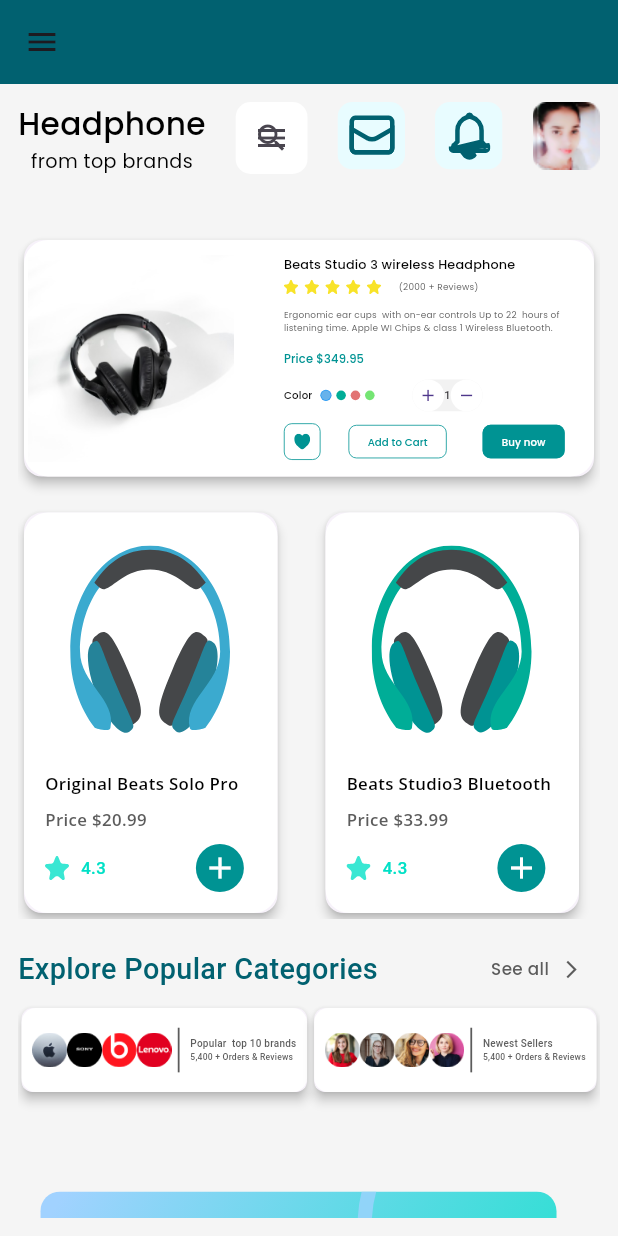
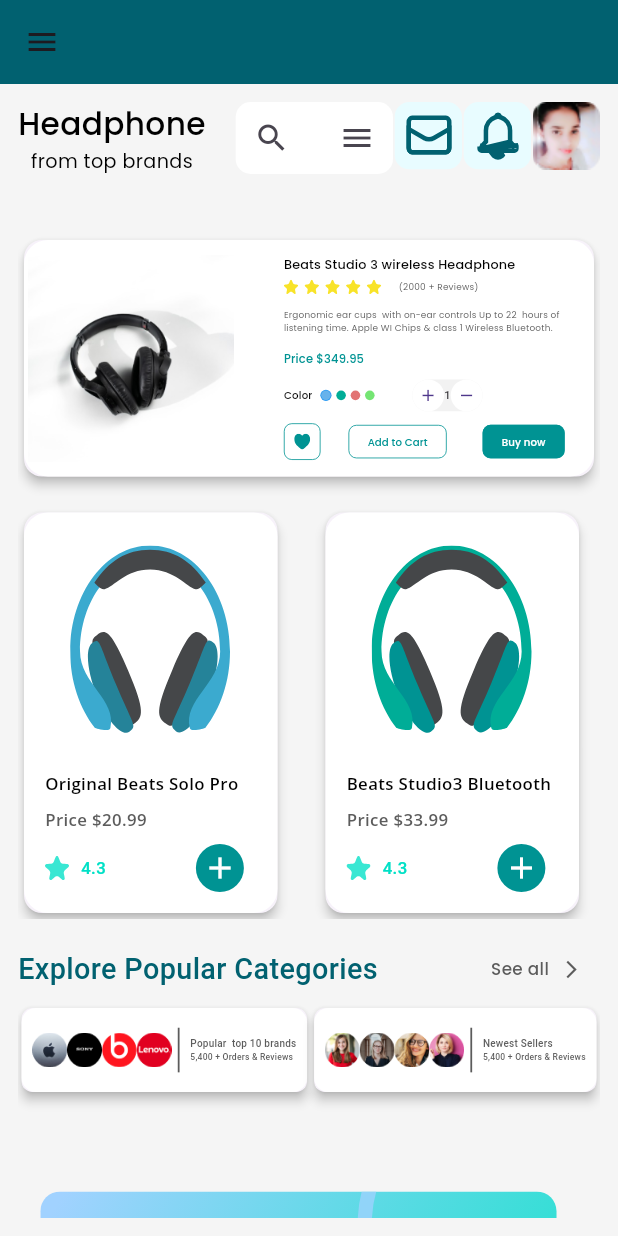
Before and after one commit to karim242/Responsive-e-commerce-website, a Flutter app: the screen it shows after launch, on a phone screen of 412 x 824 dp. Run offline on Flutter 3.47's test engine with Material 3 defaults, Android fonts, the phone set to English and light mode, and no system bars; our stand-ins replace device_preview, flutter_svg.

Commit message:
finish app

```diff
--- a/lib/main.dart
+++ b/lib/main.dart
@@ -1,8 +1,14 @@
+import 'package:device_preview/device_preview.dart';
 import 'package:flutter/material.dart';
 import 'package:responsive_e_commerce_website/views/ecommerce_view.dart';
 
 void main() {
-  runApp(const MyApp());
+  runApp(
+    DevicePreview(
+      enabled: true,
+      builder: (context) => const MyApp(),
+    ),
+  );
 }
 
 class MyApp extends StatelessWidget {
@@ -10,9 +16,11 @@
 
   @override
   Widget build(BuildContext context) {
-    return const MaterialApp(
+    return  MaterialApp(
+             locale: DevicePreview.locale(context),
+      builder: DevicePreview.appBuilder,
       debugShowCheckedModeBanner: false,
-      home: EcommerceView(),
+      home:const EcommerceView(),
     );
   }
 }
--- a/lib/widgets/beats_and_list_and_explore.dart
+++ b/lib/widgets/beats_and_list_and_explore.dart
@@ -11,30 +11,34 @@
 
   @override
   Widget build(BuildContext context) {
-    return const Column(
+    double width = MediaQuery.sizeOf(context).width;
+    return Column(
       mainAxisAlignment: MainAxisAlignment.start,
       crossAxisAlignment: CrossAxisAlignment.start,
       children: [
-        SizedBox(
+        const SizedBox(
           height: 16,
         ),
-        AspectRatio(aspectRatio: 733 / 313, child: BeatsStudio3Category()),
-        SizedBox(
+        const AspectRatio(
+            aspectRatio: 733 / 313, child: BeatsStudio3Category()),
+        const SizedBox(
           height: 16,
         ),
-        HeadPhoneItemListView(),
-        SizedBox(
+        const HeadPhoneItemListView(),
+        const SizedBox(
           height: 20,
         ),
-        AllHeader(
+        const AllHeader(
           title: "Explore Popular Categories",
           subtitle: 'See all',
         ),
-        SizedBox(
+        const SizedBox(
           height: 10,
         ),
-        FittedBox(child: ExplorePopularRow()),
-        SizedBox(
+        width < 1200
+            ? const FittedBox(child: ExplorePopularRow())
+            : ExplorePopularRow(),
+        const SizedBox(
           height: 10,
         ),
       ],
--- a/lib/widgets/custom_drawer_list_tile.dart
+++ b/lib/widgets/custom_drawer_list_tile.dart
@@ -14,8 +14,8 @@
       child: ListTile(
         leading: SvgPicture.asset(item.image),
         title: FittedBox(
-          fit: BoxFit.scaleDown,
-          child: Text(item.title, style: AppStyles.styleMediumPo18(context))),
+            fit: BoxFit.scaleDown,
+            child: Text(item.title, style: AppStyles.styleMediumPo18(context))),
         trailing: AnimatedCrossFade(
           firstChild: const IsActive(),
           secondChild: const SizedBox(),
@@ -44,6 +44,7 @@
         ),
       ),
       width: 5,
+    //  height: 5,
     );
   }
 }
--- a/lib/widgets/explore_popular_row.dart
+++ b/lib/widgets/explore_popular_row.dart
@@ -9,7 +9,7 @@
   @override
   Widget build(BuildContext context) {
     return const Row(
-      mainAxisAlignment: MainAxisAlignment.spaceBetween,
+      mainAxisAlignment: MainAxisAlignment.spaceAround,
       children: [
         ExplorePopularCard(
           title: 'Popular  top 10 brands',
--- a/lib/widgets/headphone_row.dart
+++ b/lib/widgets/headphone_row.dart
@@ -13,7 +13,8 @@
 
   @override
   Widget build(BuildContext context) {
-    log(MediaQuery.sizeOf(context).width.toString());
+    double width = MediaQuery.sizeOf(context).width;
+    log(width.toString());
     return Row(
       //  mainAxisSize: MainAxisSize.max,
       mainAxisAlignment: MainAxisAlignment.start,
@@ -35,17 +36,17 @@
             )
           ],
         ),
-        MediaQuery.sizeOf(context).width <= 1220
+        width <= 1220
             ? const SizedBox(
                 width: 20,
               )
             : const Spacer(),
         const Flexible(child: CustomTextField()),
-        const SizedBox(width: 20),
+        width <360? const SizedBox(width: 20):const SizedBox(width:1),
         SvgPicture.asset(Assets.imagesMessage),
-        const SizedBox(width: 20),
-        SvgPicture.asset(Assets.imagesGroup54),
-        const SizedBox(width: 20),
+         width < 360? const SizedBox(width: 20):const SizedBox(width:1),
+         SvgPicture.asset(Assets.imagesGroup54),
+         width <360? const SizedBox(width: 20):const SizedBox(width:1),
         Image.asset(Assets.imagesGirle)
       ],
     );
```
Also changed, not shown: 1 other file.
